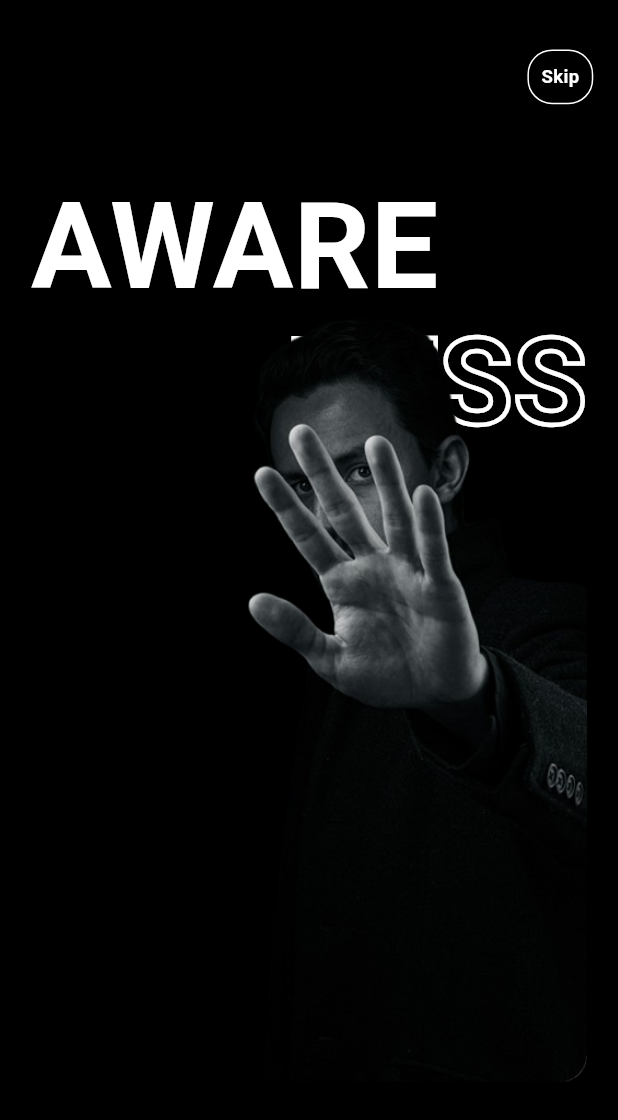
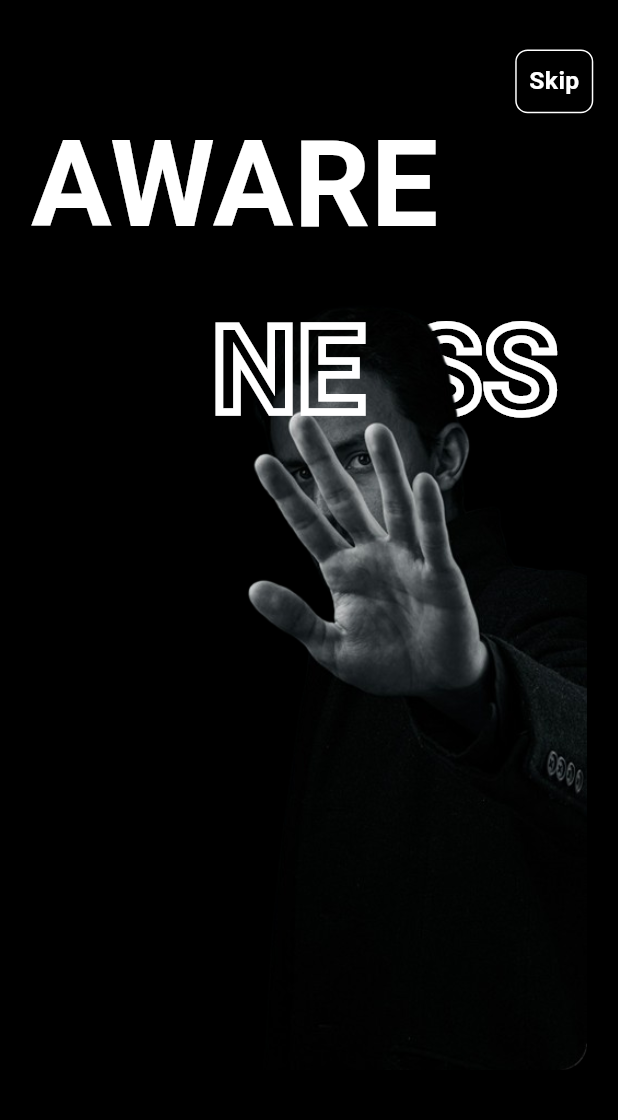
Before and after one commit to Alvin11David/GUARDIANS-OF-HEALTH-APP, a Flutter app: the screen it shows after launch, on a phone screen of 412 x 824 dp. Shown: the top 1120 px of the screen. Run offline on Flutter 3.47's test engine with Material 3 defaults, Android fonts, the phone set to English and light mode, and no system bars; our stand-ins replace firebase_core; accounts and stored records are empty; Roboto replaces fonts that are missing (Lufga).

Commit message:
Added the NESS

```diff
--- a/lib/user pages/intro/onboarding_screen1.dart
+++ b/lib/user pages/intro/onboarding_screen1.dart
@@ -43,22 +43,21 @@ class _OnboardingScreen1State extends State<OnboardingScreen1> {
                   decoration: BoxDecoration(
                     color: _isGlowing ? Colors.white.withOpacity(0.2) : Colors.transparent,
                     border: Border.all(color: Colors.white),
-                    borderRadius: BorderRadius.circular(screenWidth * 0.04),
+                    borderRadius: BorderRadius.circular(screenWidth * 0.02),
                   ),
                   child: Text(
                     'Skip',
                     style: TextStyle(
                       color: Colors.white,
-                      fontSize: screenWidth * 0.03,
+                      fontSize: screenWidth * 0.04,
                       fontWeight: FontWeight.bold,
-                      fontFamily: 'Lufga',
                     ),
                   ),
                 ),
               ),
             ),
             Positioned(
-              top: screenHeight * 0.13,
+              top: screenHeight * 0.08,
               left: screenWidth * 0.05,
               child: Text(
                 'AWARE',
@@ -66,25 +65,25 @@ class _OnboardingScreen1State extends State<OnboardingScreen1> {
                   color: Colors.white,
                   fontSize: 80,
                   fontWeight: FontWeight.bold,
-                  fontFamily: 'Lufga',
                 ),
                 textAlign: TextAlign.left,
               ),
             ),
+            // Base "NESS" with only "SS" visible behind the image
             Positioned(
-              top: screenHeight * 0.24,
-              right: screenWidth * 0.05,
+              top: screenHeight * 0.23,
+              right: screenWidth * 0.01 + (30 * 2 * 0.6), // Position after approximate "NE" width
               child: Text(
-                'NESS',
+                'SS',
                 style: TextStyle(
-                  fontSize: 80,
+                  fontSize: 81,
                   fontWeight: FontWeight.bold,
                   foreground: Paint()
                     ..style = PaintingStyle.stroke
-                    ..strokeWidth = 3
+                    ..strokeWidth = 5
                     ..color = Colors.white,
                 ),
-                textAlign: TextAlign.right,
+                textAlign: TextAlign.left,
               ),
             ),
             Positioned(
@@ -93,8 +92,25 @@ class _OnboardingScreen1State extends State<OnboardingScreen1> {
               child: Image.asset(
                 'assets/images/onboarding1.png',
                 width: screenWidth * 0.6,
-                height: screenHeight * 0.8,
+                height: screenHeight * 0.82,
                 fit: BoxFit.contain,
+              ),
+            ),
+            // "NE" on top of the image
+            Positioned(
+              top: screenHeight * 0.23,
+              right: screenWidth * 0.41, // Start at the same left position as the original "NESS"
+              child: Text(
+                'NE',
+                style: TextStyle(
+                  fontSize: 80,
+                  fontWeight: FontWeight.bold,
+                  foreground: Paint()
+                    ..style = PaintingStyle.stroke
+                    ..strokeWidth = 5
+                    ..color = Colors.white,
+                ),
+                textAlign: TextAlign.left,
               ),
             ),
           ],
```
